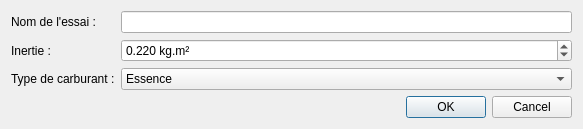
Old version of the form Megasquirt/MSDataParameterDialog.ui in the repository xaviermawet/EcoMotion2013BenchTestExperimental.
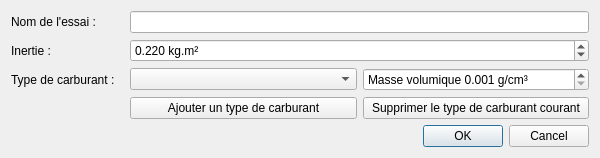
New version of the form.

```diff
--- a/Megasquirt/MSDataParameterDialog.ui
+++ b/Megasquirt/MSDataParameterDialog.ui
@@ -6,8 +6,8 @@
    <rect>
     <x>0</x>
     <y>0</y>
-    <width>583</width>
-    <height>127</height>
+    <width>600</width>
+    <height>156</height>
    </rect>
   </property>
   <property name="windowTitle">
@@ -23,9 +23,6 @@
        </property>
       </widget>
      </item>
-     <item row="0" column="1">
-      <widget class="QLineEdit" name="testNameLineEdit"/>
-     </item>
      <item row="1" column="0">
       <widget class="QLabel" name="inertieLabel">
        <property name="text">
@@ -33,7 +30,24 @@
        </property>
       </widget>
      </item>
-     <item row="1" column="1">
+     <item row="2" column="0">
+      <widget class="QLabel" name="fuelTypeLabelLabel">
+       <property name="text">
+        <string>Type de carburant :</string>
+       </property>
+      </widget>
+     </item>
+     <item row="3" column="1" colspan="2">
+      <widget class="QPushButton" name="addFuelPushButton">
+       <property name="text">
+        <string>Ajouter un type de carburant</string>
+       </property>
+      </widget>
+     </item>
+     <item row="0" column="1" colspan="4">
+      <widget class="QLineEdit" name="testNameLineEdit"/>
+     </item>
+     <item row="1" column="1" colspan="4">
       <widget class="QDoubleSpinBox" name="inertieDoubleSpinBox">
        <property name="suffix">
         <string> kg.m²</string>
@@ -52,34 +66,48 @@
        </property>
       </widget>
      </item>
-     <item row="2" column="0">
-      <widget class="QLabel" name="fuelTypeLabelLabel">
+     <item row="3" column="3" colspan="2">
+      <widget class="QPushButton" name="deleteFuelPushButton">
        <property name="text">
-        <string>Type de carburant :</string>
+        <string>Supprimer le type de carburant courant</string>
        </property>
       </widget>
      </item>
-     <item row="2" column="1">
-      <widget class="QComboBox" name="fuelTypeLabelComboBox">
-       <item>
-        <property name="text">
-         <string>Essence</string>
-        </property>
-       </item>
-       <item>
-        <property name="text">
-         <string>Méthanol</string>
-        </property>
-       </item>
+     <item row="2" column="1" colspan="2">
+      <widget class="QComboBox" name="fuelTypeComboBox"/>
+     </item>
+     <item row="2" column="3" colspan="2">
+      <widget class="QDoubleSpinBox" name="fuelDensityDoubleSpinBox">
+       <property name="accelerated">
+        <bool>true</bool>
+       </property>
+       <property name="prefix">
+        <string>Masse volumique </string>
+       </property>
+       <property name="suffix">
+        <string> g/cm³</string>
+       </property>
+       <property name="decimals">
+        <number>3</number>
+       </property>
+       <property name="minimum">
+        <double>0.001000000000000</double>
+       </property>
+       <property name="maximum">
+        <double>1000.000000000000000</double>
+       </property>
+       <property name="singleStep">
+        <double>0.010000000000000</double>
+       </property>
+       <property name="value">
+        <double>0.001000000000000</double>
+       </property>
       </widget>
      </item>
     </layout>
    </item>
    <item>
     <widget class="QDialogButtonBox" name="buttonBox">
-     <property name="orientation">
-      <enum>Qt::Horizontal</enum>
-     </property>
      <property name="standardButtons">
       <set>QDialogButtonBox::Cancel|QDialogButtonBox::Ok</set>
      </property>
```
Left out of the diff: 29 changed lines with no effect on the pictures.
